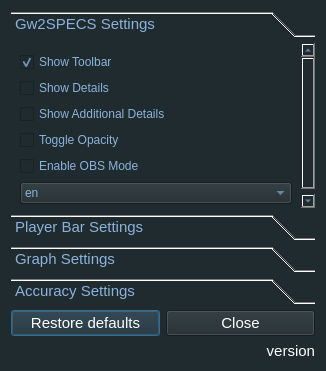
Before: the Qt Designer form configurator.ui in Tyrox92/Gw2SPECS, drawn with Qt 5.
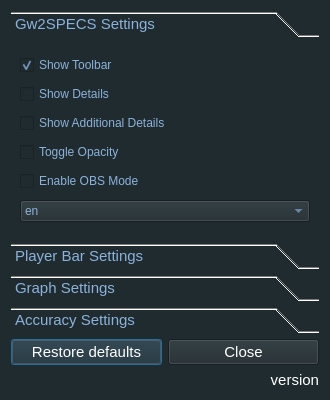
After: the same form once the commit is applied.

Commit message:
First Global HotKeys for certain functions
- Implemented differentiation between normal and admin functions
- Implemented Reset function with Keys
- Made Configurator UI a little bit wider and higher

Patch:
```diff
--- a/configurator.ui
+++ b/configurator.ui
@@ -6,8 +6,8 @@
    <rect>
     <x>0</x>
     <y>0</y>
-    <width>326</width>
-    <height>371</height>
+    <width>330</width>
+    <height>400</height>
    </rect>
   </property>
   <property name="maximumSize">
@@ -93,8 +93,8 @@
        <rect>
         <x>0</x>
         <y>0</y>
-        <width>291</width>
-        <height>182</height>
+        <width>312</width>
+        <height>198</height>
        </rect>
       </property>
       <attribute name="label">
```
The commit also changes 2 other files.
